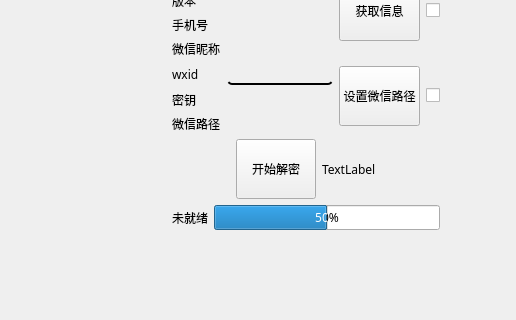
Qt form app/ui_pc/tool/pc_decrypt/decryptUi.ui (LC044/WeChatMsg) before a commit; both pictures show x 0 to 516 and y 199 to 519 of the 611 by 519 pixel window.
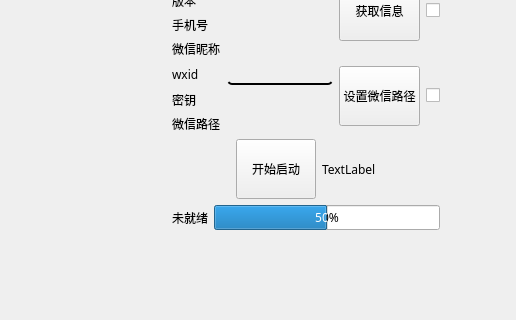
The same form after that commit.

The edit to the form file:
```diff
--- a/app/ui_pc/tool/pc_decrypt/decryptUi.ui
+++ b/app/ui_pc/tool/pc_decrypt/decryptUi.ui
@@ -315,7 +315,7 @@
                                                         </size>
                                                     </property>
                                                     <property name="text">
-                                                        <string>开始解密</string>
+                                                        <string>开始启动</string>
                                                     </property>
                                                 </widget>
                                             </item>
```
